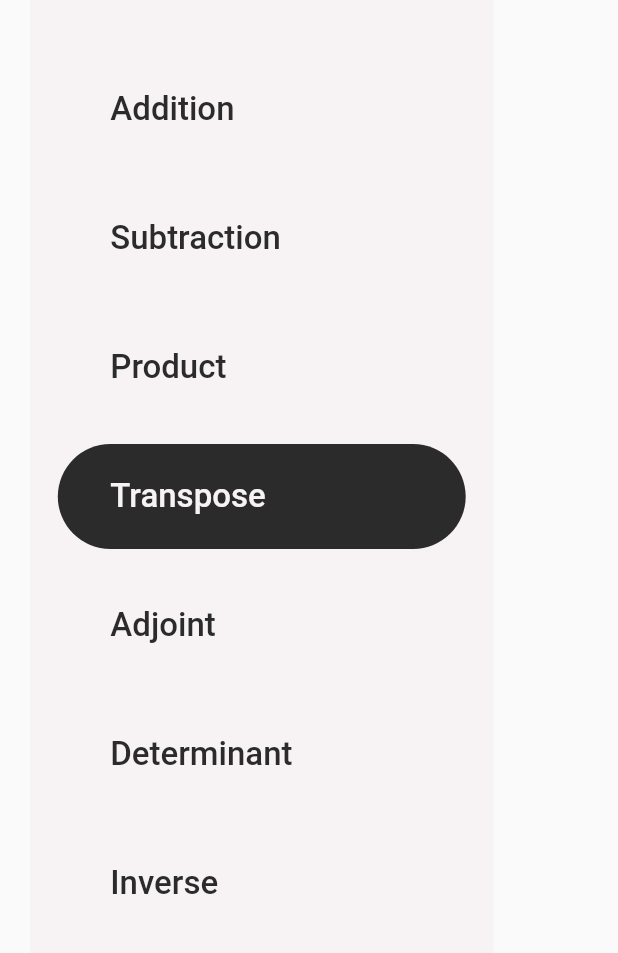
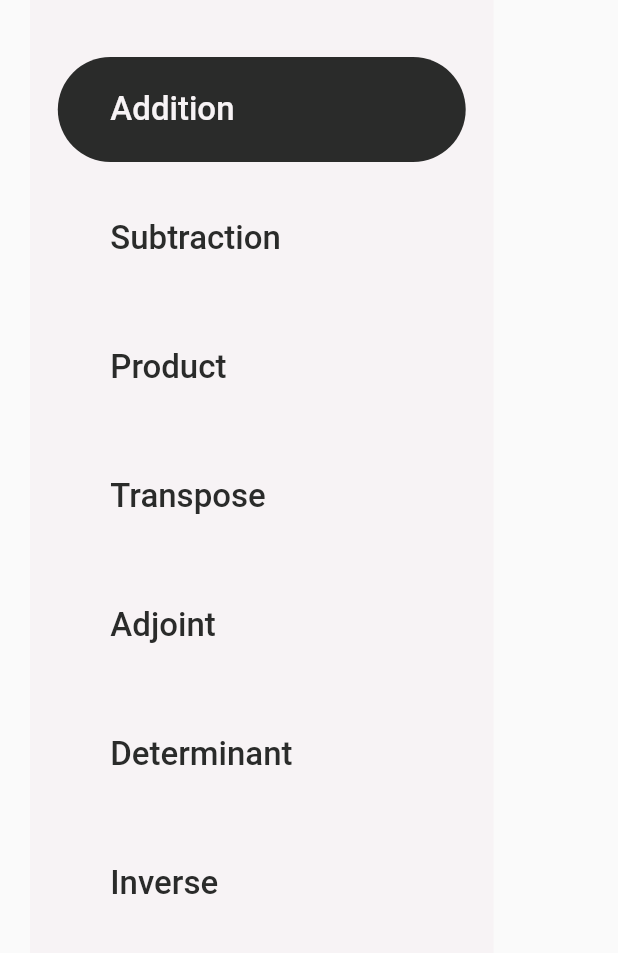
Before and after one commit to hemish11/num-cluster, a Flutter app: the CustomDrawer widget shown alone on an empty page, opened directly, on a phone screen of 412 x 824 dp, the part 147-1100 px from its top. Run offline on Flutter 3.47's test engine with Material 2 defaults, Android fonts, the phone set to English and light mode, and no system bars; our stand-ins replace dotted_border; missing offline and left inert: flutter_math.

Commit message:
Added response to tap in drawer

```diff
--- a/lib/screens/home_page/components/drawer.dart
+++ b/lib/screens/home_page/components/drawer.dart
@@ -2,7 +2,22 @@ import 'package:flutter/material.dart';
 import 'package:num_cluster/colors.dart';
 import 'package:num_cluster/screens/home_page/components/drawer_tile.dart';
 
-class CustomDrawer extends StatelessWidget {
+class CustomDrawer extends StatefulWidget {
+  @override
+  _CustomDrawerState createState() => _CustomDrawerState();
+}
+
+class _CustomDrawerState extends State<CustomDrawer> {
+  Map<String, bool> tileList = {
+    'Addition': true,
+    'Subtraction': false,
+    'Product': false,
+    'Transpose': false,
+    'Adjoint': false,
+    'Determinant': false,
+    'Inverse': false
+  };
+
   @override
   Widget build(BuildContext context) {
     Size size = MediaQuery.of(context).size;
@@ -30,13 +45,20 @@ class CustomDrawer extends StatelessWidget {
               style: TextStyle(fontSize: 32, fontWeight: FontWeight.w700, color: CustomColors.primaryColor),
             ),
             const SizedBox(height: 30),
-            DrawerTile(text: 'Addition', isSelected: false),
-            DrawerTile(text: 'Subtraction', isSelected: false),
-            DrawerTile(text: 'Product', isSelected: false),
-            DrawerTile(text: 'Transpose', isSelected: true),
-            DrawerTile(text: 'Adjoint', isSelected: false),
-            DrawerTile(text: 'Determinant', isSelected: false),
-            DrawerTile(text: 'Inverse', isSelected: false),
+            for (int i = 0; i < tileList.length; i++)
+              DrawerTile(
+                text: tileList.keys.toList()[i],
+                isSelected: tileList.values.toList()[i],
+                onTap: () => setState(
+                  () {
+                    for (int a = 0; a < tileList.length; a++) {
+                      tileList[tileList.keys.toList()[a]] = false;
+                    }
+
+                    tileList[tileList.keys.toList()[i]] = true;
+                  },
+                ),
+              ),
           ],
         ),
       ),
--- a/lib/screens/home_page/components/drawer_tile.dart
+++ b/lib/screens/home_page/components/drawer_tile.dart
@@ -21,6 +21,11 @@ class DrawerTile extends StatelessWidget {
         color: isSelected ? CustomColors.blackColor : CustomColors.whiteColor,
         borderRadius: BorderRadius.circular(35),
       ),
+      child: Material(
+        color: CustomColors.transparent,
+        child: InkWell(
+          borderRadius: BorderRadius.circular(35),
+          onTap: onTap,
           child: Align(
             alignment: Alignment.centerLeft,
             child: Padding(
@@ -38,6 +43,8 @@ class DrawerTile extends StatelessWidget {
               ),
             ),
           ),
+        ),
+      ),
     );
   }
 }
```
Lines whose indentation alone changed are shown as unchanged.
